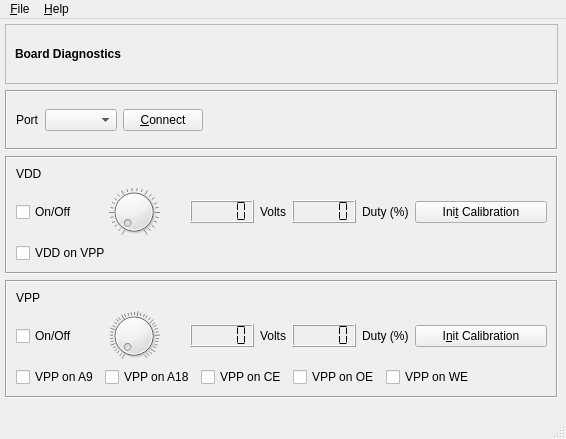
The window that software/usbflashprog/diag/diagwindow.ui (robsonsmartins/usbflashprog) describes before a commit, drawn with Qt 5.
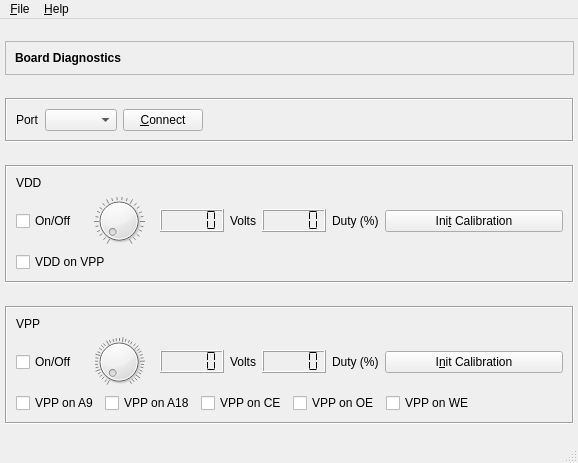
The same window after the commit. Icons and pictures are not drawn.

What changed in the file:
```diff
--- a/software/usbflashprog/diag/diagwindow.ui
+++ b/software/usbflashprog/diag/diagwindow.ui
@@ -6,8 +6,8 @@
    <rect>
     <x>0</x>
     <y>0</y>
-    <width>566</width>
-    <height>439</height>
+    <width>578</width>
+    <height>463</height>
    </rect>
   </property>
   <property name="windowTitle">
@@ -23,13 +23,19 @@
      <rect>
       <x>5</x>
       <y>5</y>
-      <width>553</width>
-      <height>374</height>
+      <width>569</width>
+      <height>418</height>
      </rect>
     </property>
     <layout class="QVBoxLayout" name="verticalLayout_3">
      <item>
       <widget class="QFrame" name="frame_2">
+       <property name="sizePolicy">
+        <sizepolicy hsizetype="Preferred" vsizetype="Fixed">
+         <horstretch>0</horstretch>
+         <verstretch>0</verstretch>
+        </sizepolicy>
+       </property>
        <property name="frameShape">
         <enum>QFrame::StyledPanel</enum>
        </property>
@@ -39,6 +45,12 @@
        <layout class="QHBoxLayout" name="horizontalLayout_5">
         <item>
          <widget class="QLabel" name="labelMain">
+          <property name="sizePolicy">
+           <sizepolicy hsizetype="Preferred" vsizetype="Fixed">
+            <horstretch>0</horstretch>
+            <verstretch>0</verstretch>
+           </sizepolicy>
+          </property>
           <property name="font">
            <font>
             <weight>75</weight>
@@ -55,6 +67,12 @@
      </item>
      <item>
       <widget class="QFrame" name="frame">
+       <property name="sizePolicy">
+        <sizepolicy hsizetype="Preferred" vsizetype="Fixed">
+         <horstretch>0</horstretch>
+         <verstretch>0</verstretch>
+        </sizepolicy>
+       </property>
        <property name="frameShape">
         <enum>QFrame::Box</enum>
        </property>
@@ -101,6 +119,12 @@
      </item>
      <item>
       <widget class="QFrame" name="frameVdd">
+       <property name="sizePolicy">
+        <sizepolicy hsizetype="Preferred" vsizetype="Fixed">
+         <horstretch>0</horstretch>
+         <verstretch>0</verstretch>
+        </sizepolicy>
+       </property>
        <property name="frameShape">
         <enum>QFrame::Box</enum>
        </property>
@@ -144,6 +168,12 @@
                 <verstretch>0</verstretch>
                </sizepolicy>
               </property>
+              <property name="maximumSize">
+               <size>
+                <width>70</width>
+                <height>16777215</height>
+               </size>
+              </property>
               <property name="maximum">
                <number>100</number>
               </property>
@@ -263,6 +293,12 @@
      </item>
      <item>
       <widget class="QFrame" name="frameVpp">
+       <property name="sizePolicy">
+        <sizepolicy hsizetype="Preferred" vsizetype="Fixed">
+         <horstretch>0</horstretch>
+         <verstretch>0</verstretch>
+        </sizepolicy>
+       </property>
        <property name="frameShape">
         <enum>QFrame::Box</enum>
        </property>
@@ -306,6 +342,12 @@
                 <verstretch>0</verstretch>
                </sizepolicy>
               </property>
+              <property name="maximumSize">
+               <size>
+                <width>70</width>
+                <height>16777215</height>
+               </size>
+              </property>
               <property name="maximum">
                <number>300</number>
               </property>
@@ -467,8 +509,8 @@
     <rect>
      <x>0</x>
      <y>0</y>
-     <width>566</width>
-     <height>21</height>
+     <width>578</width>
+     <height>22</height>
     </rect>
    </property>
    <widget class="QMenu" name="menu_File">
```
